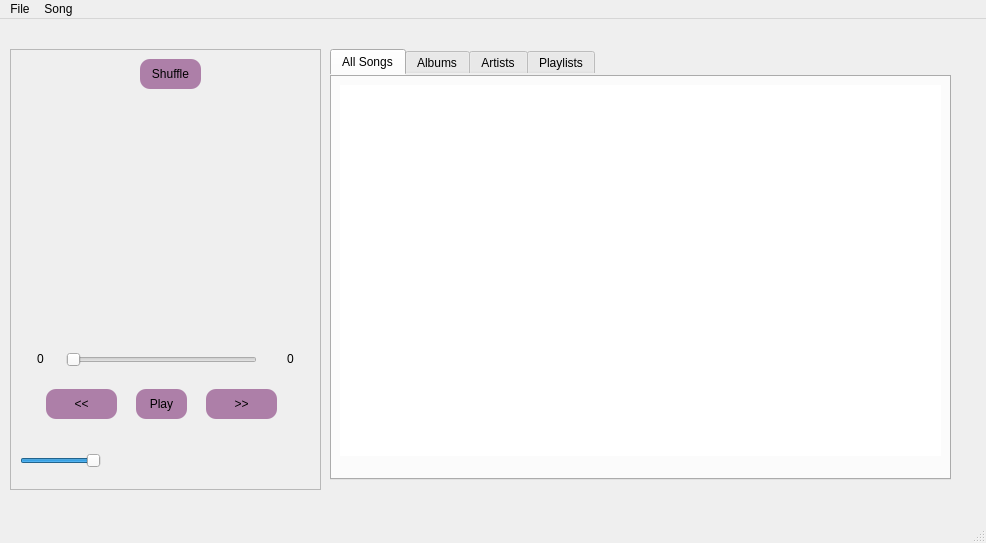
pirxus/waPlayer, file src/player.ui: the form before one commit.
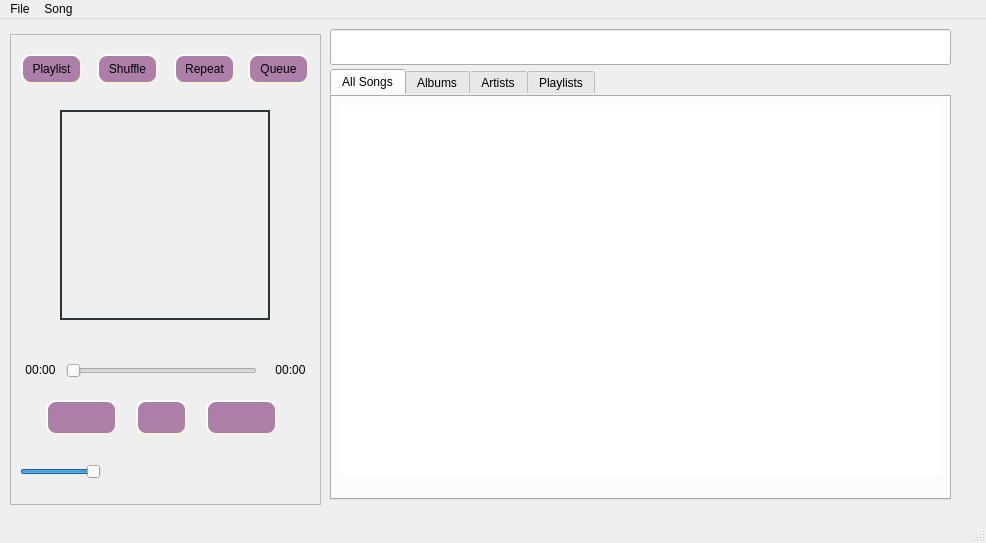
The form after the commit. Icons and pictures are not drawn.

Commit message: added some icons, styling, buttons

```diff
--- a/src/player.ui
+++ b/src/player.ui
@@ -18,10 +18,16 @@
 {
 border-radius:100px;
 }
-QPushButton
-{
-background-color:rgb(173, 127, 168);
-border-radius:10px;
+QPushButton {
+    background-color: rgb(173, 127, 168);
+    border-style: outset;
+    border-width: 2px;
+    border-radius: 10px;
+    border-color: beige;
+}
+QPushButton:pressed {
+    background-color: rgb(117, 80, 123);
+    border-style: inset;
 }</string>
   </property>
   <widget class="QWidget" name="centralwidget">
@@ -29,7 +35,7 @@
     <property name="geometry">
      <rect>
       <x>330</x>
-      <y>30</y>
+      <y>50</y>
       <width>621</width>
       <height>431</height>
      </rect>
@@ -175,9 +181,9 @@
     <property name="geometry">
      <rect>
       <x>10</x>
-      <y>30</y>
+      <y>15</y>
       <width>311</width>
-      <height>441</height>
+      <height>471</height>
      </rect>
     </property>
     <property name="frameShape">
@@ -190,23 +196,33 @@
      <property name="geometry">
       <rect>
        <x>126</x>
-       <y>340</y>
+       <y>366</y>
        <width>51</width>
-       <height>30</height>
+       <height>35</height>
       </rect>
      </property>
      <property name="focusPolicy">
       <enum>Qt::NoFocus</enum>
      </property>
      <property name="text">
-      <string>Play</string>
+      <string/>
+     </property>
+     <property name="icon">
+      <iconset>
+       <normaloff>../assets/icons/actions/gtk-media-play-ltr.png</normaloff>../assets/icons/actions/gtk-media-play-ltr.png</iconset>
+     </property>
+     <property name="iconSize">
+      <size>
+       <width>32</width>
+       <height>32</height>
+      </size>
      </property>
     </widget>
     <widget class="QSlider" name="sliderSongProgress">
      <property name="geometry">
       <rect>
        <x>56</x>
-       <y>299</y>
+       <y>325</y>
        <width>191</width>
        <height>24</height>
       </rect>
@@ -222,7 +238,7 @@
      <property name="geometry">
       <rect>
        <x>10</x>
-       <y>400</y>
+       <y>426</y>
        <width>81</width>
        <height>24</height>
       </rect>
@@ -244,43 +260,83 @@
      <property name="geometry">
       <rect>
        <x>36</x>
-       <y>340</y>
+       <y>366</y>
        <width>71</width>
-       <height>30</height>
+       <height>35</height>
       </rect>
      </property>
      <property name="focusPolicy">
       <enum>Qt::NoFocus</enum>
      </property>
      <property name="text">
-      <string>&lt;&lt;</string>
+      <string/>
+     </property>
+     <property name="icon">
+      <iconset>
+       <normaloff>../assets/icons/actions/gtk-media-previous-ltr.png</normaloff>../assets/icons/actions/gtk-media-previous-ltr.png</iconset>
+     </property>
+     <property name="iconSize">
+      <size>
+       <width>32</width>
+       <height>32</height>
+      </size>
      </property>
     </widget>
     <widget class="QPushButton" name="pushButtonNext">
      <property name="geometry">
       <rect>
        <x>196</x>
-       <y>340</y>
+       <y>366</y>
        <width>71</width>
-       <height>30</height>
+       <height>35</height>
       </rect>
      </property>
      <property name="focusPolicy">
       <enum>Qt::NoFocus</enum>
      </property>
+     <property name="styleSheet">
+      <string notr="true"/>
+     </property>
      <property name="text">
-      <string>&gt;&gt;</string>
+      <string/>
+     </property>
+     <property name="icon">
+      <iconset>
+       <normaloff>../assets/icons/actions/gtk-media-next-ltr.png</normaloff>../assets/icons/actions/gtk-media-next-ltr.png</iconset>
+     </property>
+     <property name="iconSize">
+      <size>
+       <width>32</width>
+       <height>32</height>
+      </size>
      </property>
     </widget>
     <widget class="QLabel" name="label">
      <property name="geometry">
       <rect>
        <x>50</x>
-       <y>50</y>
+       <y>76</y>
        <width>210</width>
        <height>210</height>
       </rect>
      </property>
+     <property name="autoFillBackground">
+      <bool>false</bool>
+     </property>
+     <property name="styleSheet">
+      <string notr="true">border:1px solid black;
+border-width:2px;
+border-color:rgb(46, 52, 54)</string>
+     </property>
+     <property name="frameShape">
+      <enum>QFrame::WinPanel</enum>
+     </property>
+     <property name="frameShadow">
+      <enum>QFrame::Plain</enum>
+     </property>
+     <property name="lineWidth">
+      <number>3</number>
+     </property>
      <property name="text">
       <string/>
      </property>
@@ -292,13 +348,13 @@
      <property name="geometry">
       <rect>
        <x>10</x>
-       <y>300</y>
+       <y>326</y>
        <width>41</width>
        <height>20</height>
       </rect>
      </property>
      <property name="text">
-      <string>0</string>
+      <string>00:00</string>
      </property>
      <property name="alignment">
       <set>Qt::AlignCenter</set>
@@ -308,13 +364,13 @@
      <property name="geometry">
       <rect>
        <x>260</x>
-       <y>300</y>
+       <y>326</y>
        <width>41</width>
        <height>20</height>
       </rect>
      </property>
      <property name="text">
-      <string>0</string>
+      <string>00:00</string>
      </property>
      <property name="alignment">
       <set>Qt::AlignCenter</set>
@@ -323,8 +379,8 @@
     <widget class="QPushButton" name="pushButtonShuffle">
      <property name="geometry">
       <rect>
-       <x>130</x>
-       <y>10</y>
+       <x>87</x>
+       <y>20</y>
        <width>61</width>
        <height>30</height>
       </rect>
@@ -336,6 +392,64 @@
       <string>Shuffle</string>
      </property>
     </widget>
+    <widget class="QPushButton" name="pushButtonShuffle_2">
+     <property name="geometry">
+      <rect>
+       <x>238</x>
+       <y>20</y>
+       <width>61</width>
+       <height>30</height>
+      </rect>
+     </property>
+     <property name="focusPolicy">
+      <enum>Qt::NoFocus</enum>
+     </property>
+     <property name="text">
+      <string>Queue</string>
+     </property>
+    </widget>
+    <widget class="QPushButton" name="pushButtonShuffle_3">
+     <property name="geometry">
+      <rect>
+       <x>164</x>
+       <y>20</y>
+       <width>61</width>
+       <height>30</height>
+      </rect>
+     </property>
+     <property name="focusPolicy">
+      <enum>Qt::NoFocus</enum>
+     </property>
+     <property name="text">
+      <string>Repeat</string>
+     </property>
+    </widget>
+    <widget class="QPushButton" name="pushButtonShuffle_4">
+     <property name="geometry">
+      <rect>
+       <x>11</x>
+       <y>20</y>
+       <width>61</width>
+       <height>30</height>
+      </rect>
+     </property>
+     <property name="focusPolicy">
+      <enum>Qt::NoFocus</enum>
+     </property>
+     <property name="text">
+      <string>Playlist</string>
+     </property>
+    </widget>
+   </widget>
+   <widget class="QLineEdit" name="lineEdit">
+    <property name="geometry">
+     <rect>
+      <x>330</x>
+      <y>10</y>
+      <width>621</width>
+      <height>36</height>
+     </rect>
+    </property>
    </widget>
   </widget>
   <widget class="QMenuBar" name="menubar">
```
The commit also changes 49 other files.
